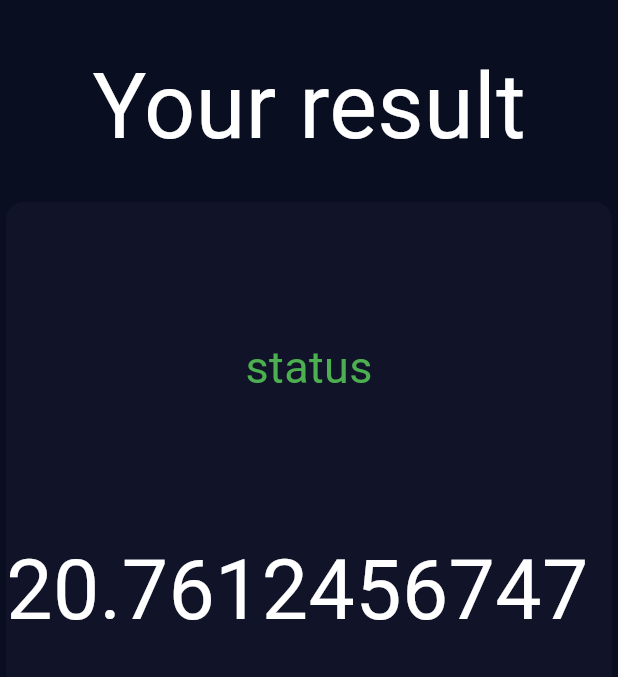
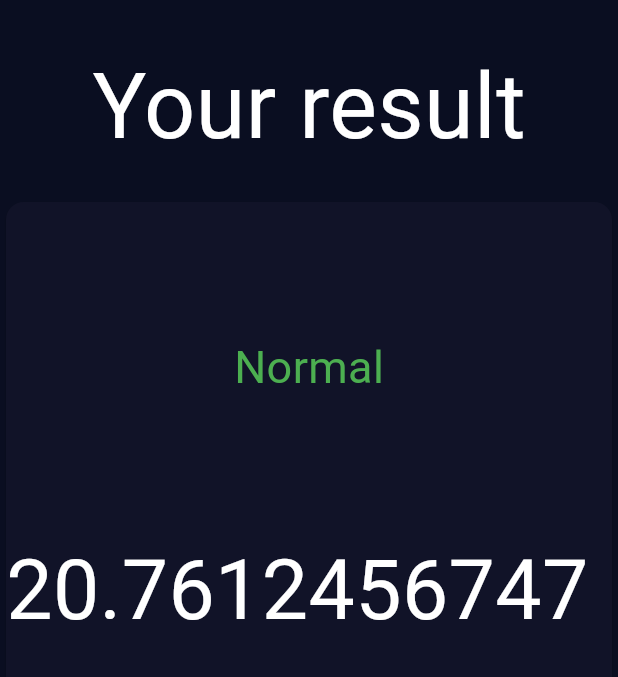
Before and after one commit to Seyam7/bmi_flutter, a Flutter app: the screen it shows after launch, after a tap on "CALCULATE", on a phone screen of 412 x 824 dp, the part 63-740 px from its top. Run offline on Flutter 3.47's test engine with Material 3 defaults, Android fonts, the phone set to English and light mode, and no system bars.

Commit message:
status working

```diff
--- a/lib/home_page.dart
+++ b/lib/home_page.dart
@@ -92,7 +92,7 @@ class _HomePageState extends State<HomePage> {
               child: Column(
                 mainAxisAlignment: MainAxisAlignment.center,
                 children: [
-                  Text('Height',style: TextStyle(color: Colors.white),),
+                  const Text('Height',style: TextStyle(color: Colors.white),),
                   Row(
                     mainAxisAlignment: MainAxisAlignment.center,
                     crossAxisAlignment: CrossAxisAlignment.baseline,
--- a/lib/result_page.dart
+++ b/lib/result_page.dart
@@ -11,8 +11,8 @@ class ResultPage extends StatelessWidget {
 
   @override
   Widget build(BuildContext context) {
-    String status;
-    if(result > 18.5){
+    String status = 'Unknown';
+    if(result < 18.5){
       status='Underweight';
     }
     else if(result>=18.5 && 25>result){
@@ -49,7 +49,7 @@ class ResultPage extends StatelessWidget {
               child: Column(
                 mainAxisAlignment: MainAxisAlignment.spaceEvenly,
                 children: [
-                  Text('status',style: TextStyle(color: Colors.green,fontSize: 30),),
+                  Text('$status',style: TextStyle(color: Colors.green,fontSize: 30),),
                   Text('$result',style: TextStyle(color: Colors.white,fontSize: 55),),
                   Text('You have a normal body weight',style: TextStyle(color: Colors.white,),),
                 ],
```
